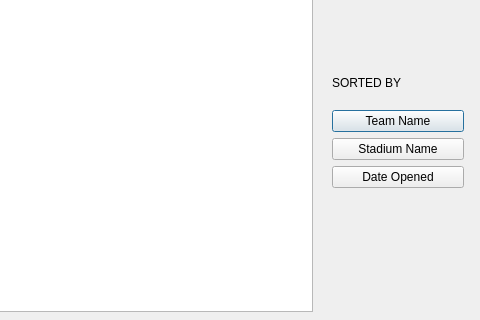
Qt form app/baseball_gui/list_of_stadiums.ui (housengw/CS8-I-Love-Baseball) before a commit; both pictures show x 648 to 1128 and y 219 to 539 of the 1128 by 539 pixel window.
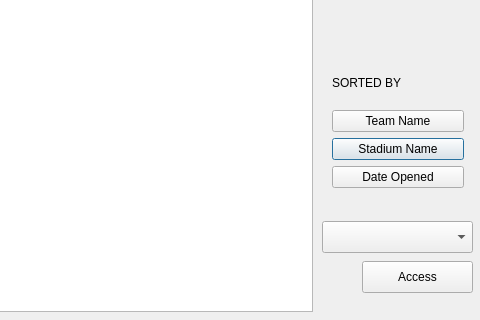
The same form after that commit.

Diff of the .ui file:
```diff
--- a/app/baseball_gui/list_of_stadiums.ui
+++ b/app/baseball_gui/list_of_stadiums.ui
@@ -91,6 +91,13 @@
     </rect>
    </property>
    <layout class="QGridLayout" name="gridLayout">
+    <item row="2" column="0">
+     <widget class="QPushButton" name="stadiumName">
+      <property name="text">
+       <string>Stadium Name</string>
+      </property>
+     </widget>
+    </item>
     <item row="0" column="0">
      <widget class="QLabel" name="label_2">
       <property name="text">
@@ -108,13 +115,6 @@
       </property>
      </widget>
     </item>
-    <item row="2" column="0">
-     <widget class="QPushButton" name="stadiumName">
-      <property name="text">
-       <string>Stadium Name</string>
-      </property>
-     </widget>
-    </item>
     <item row="3" column="0">
      <widget class="QPushButton" name="dateOpened">
       <property name="text">
@@ -124,6 +124,29 @@
     </item>
    </layout>
   </widget>
+  <widget class="QComboBox" name="stadium_cbox">
+   <property name="geometry">
+    <rect>
+     <x>970</x>
+     <y>440</y>
+     <width>151</width>
+     <height>32</height>
+    </rect>
+   </property>
+  </widget>
+  <widget class="QPushButton" name="access_button">
+   <property name="geometry">
+    <rect>
+     <x>1010</x>
+     <y>480</y>
+     <width>111</width>
+     <height>32</height>
+    </rect>
+   </property>
+   <property name="text">
+    <string>Access</string>
+   </property>
+  </widget>
  </widget>
  <resources/>
  <connections/>
```
